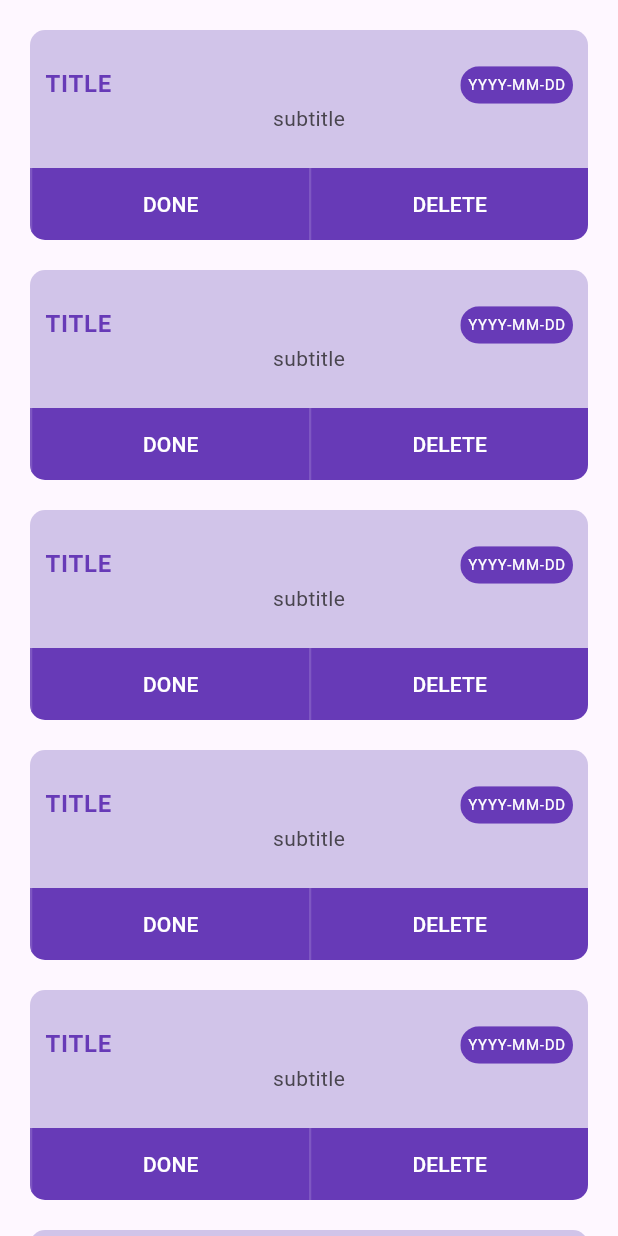
After one commit to allen-codes/Todo-App, a Flutter app: the UpcomingTasks screen opened by its route, on a phone screen of 412 x 824 dp. The commit adds this screen. Run offline on Flutter 3.47's test engine with Material 2 defaults, Android fonts, the phone set to English and light mode, and no system bars.

Commit message:
added screen to view upcoming todos

```diff
--- a/lib/main.dart
+++ b/lib/main.dart
@@ -1,7 +1,9 @@
 import 'package:flutter/material.dart';
 import 'package:todo_app/screens/create_todo.dart';
+import 'package:todo_app/screens/edit_todo.dart';
 import 'package:todo_app/screens/homepage.dart';
 import 'package:todo_app/screens/signin.dart';
+import 'package:todo_app/screens/upcomingtasks.dart';
 
 void main() {
   runApp(const MyApp());
@@ -28,7 +30,8 @@ class MyApp extends StatelessWidget {
         "/" : (context) => const SignIn(),
         "/homepage" : (context) => const HomePage(),
         "/create-todo" : (context) => const CreateToDo(),
-        "/edit-todo" : (context) => EditTodo(),
+        "/edit-todo" : (context) => const EditTodo(),
+        "/upcoming-tasks" : (context) => const UpcomingTasks(),
       }
     );
   }
--- /dev/null
+++ b/lib/screens/edit_todo.dart
@@ -0,0 +1,15 @@
+import 'package:flutter/material.dart';
+
+class EditTodo extends StatefulWidget {
+  const EditTodo({super.key});
+
+  @override
+  State<EditTodo> createState() => _EditTodoState();
+}
+
+class _EditTodoState extends State<EditTodo> {
+  @override
+  Widget build(BuildContext context) {
+    return const Placeholder();
+  }
+}
--- /dev/null
+++ b/lib/screens/upcomingtasks.dart
@@ -0,0 +1,125 @@
+import 'package:flutter/material.dart';
+
+class UpcomingTasks extends StatefulWidget {
+  const UpcomingTasks({super.key});
+
+  @override
+  State<UpcomingTasks> createState() => _UpcomingTasksState();
+}
+
+class _UpcomingTasksState extends State<UpcomingTasks> {
+  @override
+  Widget build(BuildContext context) {
+    return Scaffold(
+      body: Container(
+        margin: const EdgeInsets.all(10),
+        child: Column(
+          mainAxisSize: MainAxisSize.min,
+          children: [
+            Expanded(
+              child: ListView.builder(
+                  // physics: AlwaysScrollableScrollPhysics(),
+                  itemCount: 10,
+                  itemBuilder: (context, index) {
+                    return Column(
+                      children: [
+                        Container(
+                          margin: const EdgeInsets.fromLTRB(10, 10, 10, 0),
+                          child: ListTile(
+                              tileColor: Colors.deepPurple.shade100,
+                              contentPadding: const EdgeInsets.all(10),
+                              shape: const RoundedRectangleBorder(
+                                borderRadius: BorderRadius.only(
+                                    topLeft: Radius.circular(10),
+                                    topRight: Radius.circular(10)),
+                              ),
+                              title: Row(
+                                  mainAxisAlignment:
+                                      MainAxisAlignment.spaceBetween,
+                                  children: [
+                                    const Text(
+                                      "TITLE",
+                                      style: TextStyle(
+
+                                        color: Colors.deepPurple,
+                                        fontWeight: FontWeight.bold,
+                                      ),
+                                    ),
+                                    ClipRRect(
+                                      borderRadius: const BorderRadius.all(
+                                          Radius.circular(100)),
+                                      child: Container(
+                                          padding: const EdgeInsets.all(5),
+                                          color: Colors.deepPurple,
+                                          child: const Text(
+                                            "YYYY-MM-DD",
+                                            style: TextStyle(
+                                                fontSize: 10,
+                                                color: Colors.white),
+                                          )),
+                                    ),
+                                  ]),
+                              subtitle: const Column(
+                                  mainAxisSize: MainAxisSize.min,
+                                  children: [
+                                    Text("subtitle"),
+                                  ])),
+                        ),
+                        Container(
+                          margin: const EdgeInsets.fromLTRB(10, 0, 10, 10),
+                          child: Row(
+                            children: [
+                              Expanded(
+                                  child: ClipRRect(
+                                borderRadius: const BorderRadius.only(
+                                    bottomLeft: Radius.circular(10)),
+                                child: Container(
+                                  decoration: BoxDecoration(
+                                    border: Border(
+                                        left: BorderSide(
+                                            width: 1.5,
+                                            color: Colors.deepPurple.shade400)),
+                                    color: Colors.deepPurple,
+                                  ),
+                                  child: TextButton(
+                                    child: const Text("DONE",
+                                        style: TextStyle(
+                                          color: Colors.white,
+                                        )),
+                                    onPressed: () {},
+                                  ),
+                                ),
+                              )),
+                              Expanded(
+                                  child: ClipRRect(
+                                borderRadius: const BorderRadius.only(
+                                    bottomRight: Radius.circular(10)),
+                                child: Container(
+                                    decoration: BoxDecoration(
+                                      border: Border(
+                                          left: BorderSide(
+                                              width: 1.5,
+                                              color:
+                                                  Colors.deepPurple.shade400)),
+                                      color: Colors.deepPurple,
+                                    ),
+                                    child: TextButton(
+                                        child: const Text("DELETE",
+                                            style: TextStyle(
+                                              color: Colors.white,
+                                            )),
+                                        onPressed: () {})),
+                              ))
+                            ],
+                          ),
+                        )
+                      ],
+                    );
+                  }),
+            )
+          ],
+        ),
+      ),
+    );
+  }
+}
```
